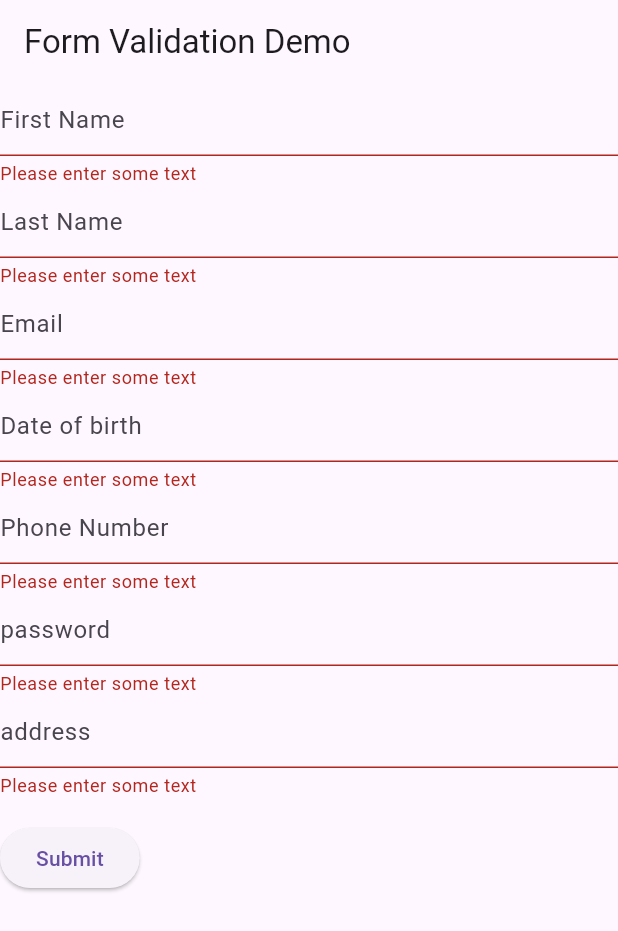
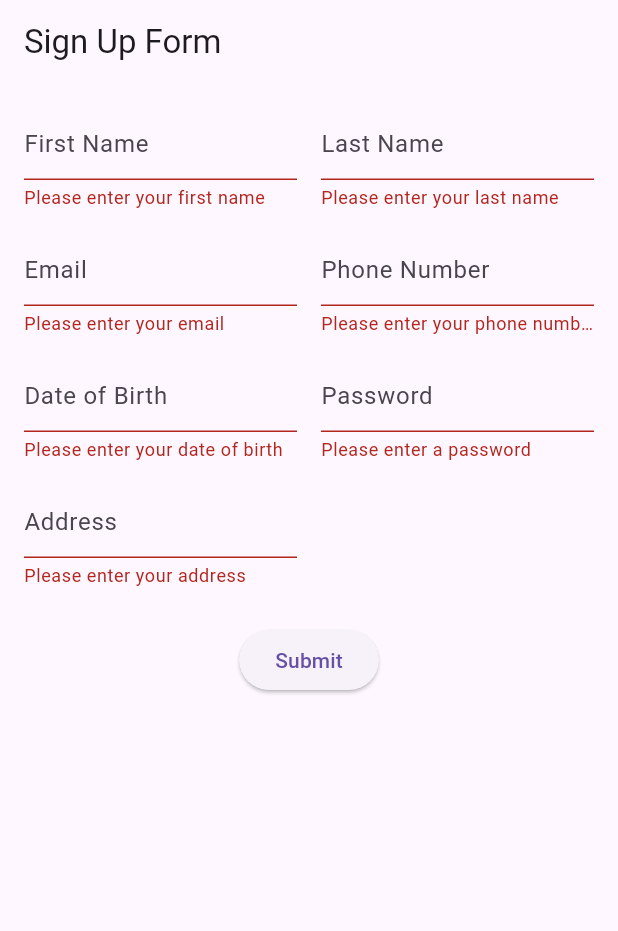
Before and after one commit to Mclovin7291/sign-up-page, a Flutter app: the screen it shows after launch, after a tap on "Submit", on a phone screen of 412 x 824 dp. Shown: the top 931 px of the screen. Run offline on Flutter 3.47's test engine with Material 3 defaults, Android fonts, the phone set to English and light mode, and no system bars.

Commit message:
fixed the formating

```diff
--- a/lib/main.dart
+++ b/lib/main.dart
@@ -7,7 +7,7 @@ class MyApp extends StatelessWidget {
 
   @override
   Widget build(BuildContext context) {
-    const appTitle = 'Form Validation Demo';
+    const appTitle = 'Sign Up Form';
     return MaterialApp(
       title: appTitle,
       home: Scaffold(
@@ -45,6 +45,7 @@ class MyCustomFormState extends State<MyCustomForm> {
     // Build a Form widget using the _formKey created above.
     //add first name, last name, email, Date of birth, phone number, password, address
 
+
     final firstNameController = TextEditingController();
     final lastNameController = TextEditingController();
     final emailController = TextEditingController();
@@ -58,6 +59,15 @@ class MyCustomFormState extends State<MyCustomForm> {
 
     return Form(
       key: _formKey,
+      child: SingleChildScrollView(
+        padding: const EdgeInsets.all(16.0),
+        child: Column(
+          children: [
+            Row(
+              crossAxisAlignment: CrossAxisAlignment.start,
+              children: [
+                // Left Column
+                Expanded(
                   child: Column(
                     crossAxisAlignment: CrossAxisAlignment.start,
                     children: [
@@ -66,14 +76,64 @@ class MyCustomFormState extends State<MyCustomForm> {
                         decoration: const InputDecoration(
                           hintText: 'First Name',
                         ),
-            // The validator receives the text that the user has entered.
                         validator: (value) {
                           if (value == null || value.isEmpty) {
-                return 'Please enter some text';
+                            return 'Please enter your first name';
                           }
                           return null;
                         },
-          ) ,
+                      ),
+                      const SizedBox(height: 16),
+                      TextFormField(
+                        controller: emailController,
+                        decoration: const InputDecoration(
+                          hintText: 'Email',
+                        ),
+                        validator: (value) {
+                          if (value == null || value.isEmpty) {
+                            return 'Please enter your email';
+                          }
+                          if (!RegExp(r'^[a-zA-Z0-9._%+-]+@[a-zA-Z0-9.-]+\.[a-zA-Z]{2,}$').hasMatch(value)) {
+                            return 'Please enter a valid email';
+                          }
+                          return null;
+                        },
+                      ),
+                      const SizedBox(height: 16),
+                      TextFormField(
+                        controller: dateOfBirthController,
+                        decoration: const InputDecoration(
+                          hintText: 'Date of Birth',
+                        ),
+                        validator: (value) {
+                          if (value == null || value.isEmpty) {
+                            return 'Please enter your date of birth';
+                          }
+                          return null;
+                        },
+                      ),
+                      const SizedBox(height: 16),
+                      TextFormField(
+                        controller: addressController,
+                        decoration: const InputDecoration(
+                          hintText: 'Address',
+                        ),
+                        validator: (value) {
+                          if (value == null || value.isEmpty) {
+                            return 'Please enter your address';
+                          }
+                          return null;
+                        },
+                      ),
+                    ],
+                  ),
+                ),
+                const SizedBox(width: 16),
+                // Right Column
+                Expanded(
+                  child: Column(
+                    crossAxisAlignment: CrossAxisAlignment.start,
+                    children: [
                       TextFormField(
                         controller: lastNameController,
                         decoration: const InputDecoration(
@@ -81,39 +141,12 @@ class MyCustomFormState extends State<MyCustomForm> {
                         ),
                         validator: (value) {
                           if (value == null || value.isEmpty) {
-                return 'Please enter some text';
+                            return 'Please enter your last name';
                           }
                           return null;
                         },
                       ),
-          //email has to be a valid email
-          TextFormField(
-            controller: emailController,
-            decoration: const InputDecoration(
-              hintText: 'Email',
-            ),
-            validator: (value) {
-              if (value == null || value.isEmpty) {
-                return 'Please enter some text';
-              }
-              if (!RegExp(r'^[a-zA-Z0-9._%+-]+@[a-zA-Z0-9.-]+\.[a-zA-Z]{2,}$').hasMatch(value)) {
-                return 'Please enter a valid email';
-              }
-              return null;
-            },
-          ),
-          TextFormField(
-            controller: dateOfBirthController,
-            decoration: const InputDecoration(
-              hintText: 'Date of birth',
-            ),
-            validator: (value) {
-              if (value == null || value.isEmpty) {
-                return 'Please enter some text';
-              }
-              return null;
-            },
-          ),
+                      const SizedBox(height: 16),
                       TextFormField(
                         controller: phoneNumberController,
                         decoration: const InputDecoration(
@@ -121,21 +154,21 @@ class MyCustomFormState extends State<MyCustomForm> {
                         ),
                         validator: (value) {
                           if (value == null || value.isEmpty) {
-                return 'Please enter some text';
+                            return 'Please enter your phone number';
                           }
                           return null;
                         },
-
                       ),
-          //password has to be at least 8 characters and has to contain at least one uppercase letter, one lowercase letter, one number and one special character
+                      const SizedBox(height: 16),
                       TextFormField(
                         controller: passwordController,
                         decoration: const InputDecoration(
-              hintText: 'password',
+                          hintText: 'Password',
                         ),
+                        obscureText: true,
                         validator: (value) {
                           if (value == null || value.isEmpty) {
-                return 'Please enter some text';
+                            return 'Please enter a password';
                           }
                           if (value.length < 8) {
                             return 'Password must be at least 8 characters';
@@ -146,26 +179,16 @@ class MyCustomFormState extends State<MyCustomForm> {
                           return null;
                         },
                       ),
-          TextFormField(
-            controller: addressController,
-            decoration: const InputDecoration(
-              hintText: 'address',
+                    ],
                   ),
-            validator: (value) {
-              if (value == null || value.isEmpty) {
-                return 'Please enter some text';
-              }
-              return null;
-            },
                 ),
-          Padding(
-            padding: const EdgeInsets.symmetric(vertical: 16),
+              ],
+            ),
+            const SizedBox(height: 24),
+            Center(
               child: ElevatedButton(
                 onPressed: () {
-                // Validate returns true if the form is valid, or false otherwise.
                   if (_formKey.currentState!.validate()) {
-                  // If the form is valid, display a snackbar. In the real world,
-                  // you'd often call a server or save the information in a database.
                     ScaffoldMessenger.of(context).showSnackBar(
                       const SnackBar(content: Text('Success')),
                     );
@@ -176,6 +199,7 @@ class MyCustomFormState extends State<MyCustomForm> {
             ),
           ],
         ),
+      ),
     );
   }
 }
```
Lines whose indentation alone changed are shown as unchanged.
